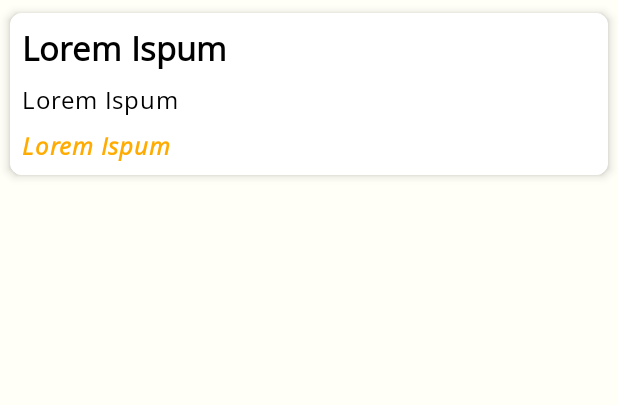
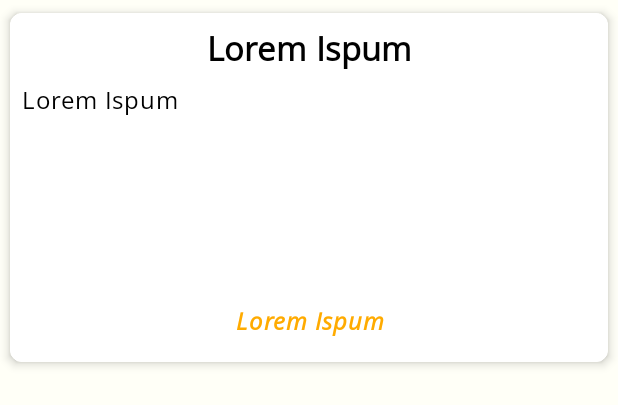
Before and after one commit to jilhenryx/NotesApp, an Android app: the layout note_list_item.xml on its own in the app's theme, with its tools: preview values and no code run, on a phone screen of 412 x 824 dp. Shown: the top 405 px of the screen. Run offline under Robolectric (Android 15) with nearby library versions, the phone set to English and light mode, and no system bars.

Commit message:
Changed Notes Layout to Grid, Updated Animations and ActionBar Title

```diff
--- a/app/src/main/java/com/example/notesapp/helpers/undoredohelper/UndoRedoNavMenuController.kt
+++ b/app/src/main/java/com/example/notesapp/helpers/undoredohelper/UndoRedoNavMenuController.kt
@@ -51,13 +51,13 @@ class UndoRedoNavMenuController(
             navView!!.isVisible = isVisible
             navView!!.animate()
                 .alpha(1.0f)
-                .setDuration(350)
+                .setDuration(300)
                 .start()
         } else {
             if (navView!!.visibility == View.GONE) return
             navView!!.animate()
                 .alpha(0.0f)
-                .setDuration(350)
+                .setDuration(250)
                 .setListener(object : AnimatorListenerAdapter() {
                     private var isCancelled = false
                     override fun onAnimationCancel(animation: Animator?) {
--- a/app/src/main/java/com/example/notesapp/helpers/undoredohelper/UndoRedoTextHelper.kt
+++ b/app/src/main/java/com/example/notesapp/helpers/undoredohelper/UndoRedoTextHelper.kt
@@ -244,7 +244,6 @@ class UndoRedoTextHelper(
      */
     override fun onFocusChange(view: View?, hasFocus: Boolean) {
         if (view == null) return
-
         //Reset all states including NavMenuController states when Focus Leaves EditText
         if (!hasFocus) {
             resetWatchers()
--- a/app/src/main/res/layout/note_list_item.xml
+++ b/app/src/main/res/layout/note_list_item.xml
@@ -8,7 +8,7 @@
     <com.google.android.material.card.MaterialCardView
         android:id="@+id/card_note_list_item"
         android:layout_width="match_parent"
-        android:layout_height="wrap_content"
+        android:layout_height="250dp"
         tools:strokeColor="@color/yellow_900"
         app:strokeWidth="@dimen/stroke_small"
         app:cardCornerRadius="@dimen/margin_small"
@@ -18,7 +18,7 @@
 
         <androidx.constraintlayout.widget.ConstraintLayout
             android:layout_width="match_parent"
-            android:layout_height="wrap_content">
+            android:layout_height="match_parent">
 
             <com.google.android.material.textview.MaterialTextView
                 android:id="@+id/text_view_note_list_item_title"
@@ -26,6 +26,7 @@
                 android:layout_height="wrap_content"
                 android:ellipsize="end"
                 android:maxLines="1"
+                android:textAlignment="center"
                 android:transitionName="@string/transition_name_note_title"
                 tools:text="@string/tv_default_text"
                 android:textAppearance="@style/TextAppearance.Material3.TitleLarge"
@@ -37,15 +38,16 @@
             <com.google.android.material.textview.MaterialTextView
                 android:id="@+id/text_view_note_list_item_text"
                 android:layout_width="0dp"
-                android:layout_height="wrap_content"
+                android:layout_height="0dp"
                 android:ellipsize="end"
-                android:maxLines="6"
+                android:maxLines="7"
                 android:transitionName="@string/transition_name_note_text"
-                android:layout_marginTop="@dimen/margin_small"
+                android:layout_marginVertical="@dimen/margin_small"
                 tools:text="@string/tv_default_text"
                 android:textAppearance="@style/TextAppearance.Material3.BodyLarge"
                 app:layout_constraintEnd_toEndOf="parent"
                 app:layout_constraintStart_toStartOf="parent"
+                app:layout_constraintBottom_toTopOf="@+id/text_view_note_list_item_category"
                 app:layout_constraintTop_toBottomOf="@+id/text_view_note_list_item_title" />
 
             <com.google.android.material.textview.MaterialTextView
@@ -54,14 +56,15 @@
                 android:layout_height="wrap_content"
                 android:ellipsize="end"
                 android:maxLines="1"
-                android:layout_marginTop="@dimen/margin_small"
+                android:textAlignment="center"
+                android:layout_marginBottom="@dimen/margin_small"
                 tools:text="@string/tv_default_text"
                 android:textAppearance="@style/TextAppearance.Material3.BodyLarge"
                 android:textColor="?attr/colorSecondaryVariant"
                 android:textStyle="bold|italic"
                 app:layout_constraintEnd_toEndOf="parent"
                 app:layout_constraintStart_toStartOf="parent"
-                app:layout_constraintTop_toBottomOf="@+id/text_view_note_list_item_text" />
+                app:layout_constraintBottom_toBottomOf="parent" />
         </androidx.constraintlayout.widget.ConstraintLayout>
 
     </com.google.android.material.card.MaterialCardView>
--- a/app/src/main/res/values/strings.xml
+++ b/app/src/main/res/values/strings.xml
@@ -8,7 +8,8 @@
     <string name="action_bar_toggle_open_description">Open Navigation Drawer</string>
     <string name="action_bar_toggle_close_description">Close Navigation Draw</string>
     <!--TextView and EditText-->
-    <string name="fragment_note_list_title">Notes</string>
+    <string name="fragment_note_list_title">All Notes</string>
+    <string name="fragment_note_list_filtered_title">Filtered Notes</string>
     <string name="fragment_category_list_title">Categories</string>
     <string name="activity_note_title">Edit Note</string>
     <string name="activity_note_new_title">New Note</string>
```
Also changed, not shown: app/src/main/java/com/example/notesapp/ui/MainActivity.kt (+9 -14 lines), app/src/main/java/com/example/notesapp/ui/NoteActivity.kt (+10 -0 lines), app/src/main/java/com/example/notesapp/ui/NoteListFragment.kt (+11 -13 lines), app/src/main/java/com/example/notesapp/viewmodels/MainActivityViewModel.kt (+8 -5 lines).
